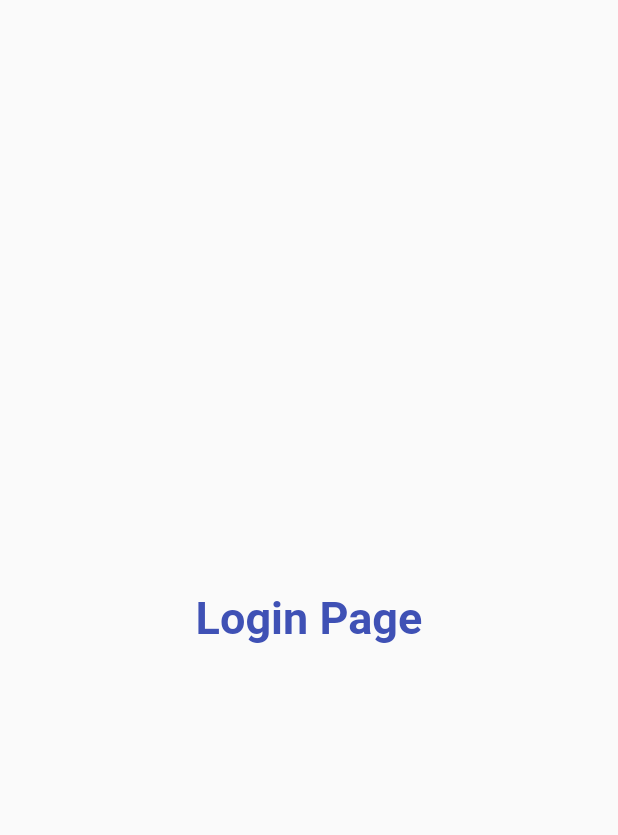
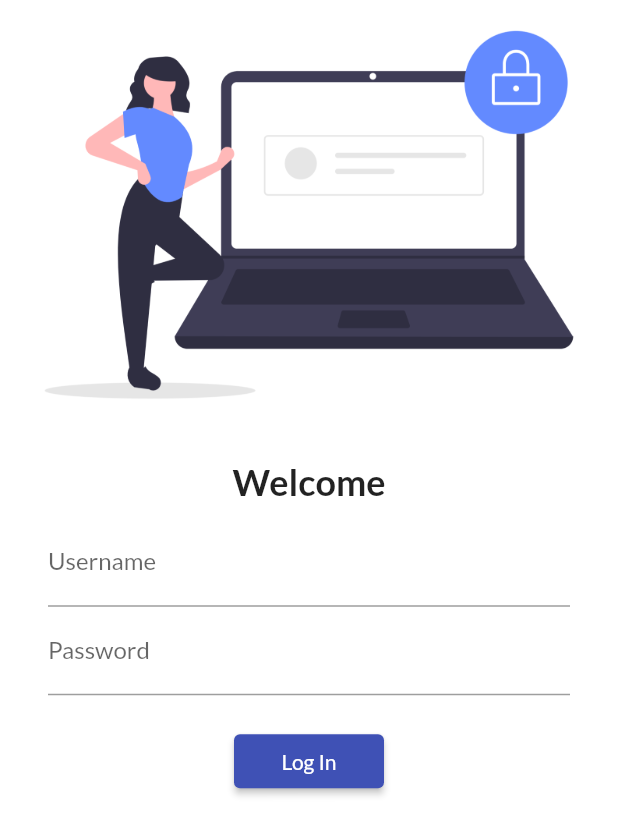
Before and after one commit to AbduRahim-dev/catalog_app, a Flutter app: the screen it shows after launch, on a phone screen of 412 x 824 dp. Shown: the top 835 px of the screen. Run offline on Flutter 3.47's test engine with Material 2 defaults, Android fonts, the phone set to English and light mode, and no system bars; our stand-ins replace google_fonts.

Commit message:
login page updated

```diff
--- a/lib/main.dart
+++ b/lib/main.dart
@@ -1,6 +1,7 @@
 import 'package:flutter/material.dart';
 import 'package:prac_app/pages/home_page.dart';
 import 'package:prac_app/pages/login_page.dart';
+import 'package:google_fonts/google_fonts.dart';
 
 void main() {
   runApp(MyApp());
@@ -16,12 +17,11 @@ class MyApp extends StatelessWidget {
       themeMode: ThemeMode.light,
       theme: ThemeData(
         primarySwatch: Colors.indigo,
+        fontFamily: GoogleFonts.lato().fontFamily,
       ),
       darkTheme: ThemeData(brightness: Brightness.dark),
       // home: HomePage(),
-      routes: {
-        '/': (context) => LoginPage(),
-        '/home': (context) => HomePage()},
+      routes: {'/': (context) => LoginPage(), '/home': (context) => HomePage()},
     );
   }
 }
--- a/lib/pages/login_page.dart
+++ b/lib/pages/login_page.dart
@@ -5,13 +5,46 @@ class LoginPage extends StatelessWidget {
 
   @override
   Widget build(BuildContext context) {
-    return const Material(
-      child: Center(
-          child: Text(
-        "Login Page",
-        style: TextStyle(
-            fontSize: 30, fontWeight: FontWeight.bold, color: Colors.indigo),
-      )),
-    );
+    return Material(
+        color: Colors.white,
+        child: Column(
+          children: [
+            Image.asset('assets/images/login_img.png'),
+            SizedBox(
+              height: 20,
+            ),
+            Text(
+              "Welcome",
+              style: TextStyle(fontSize: 24, fontWeight: FontWeight.bold),
+            ),
+            Padding(
+              padding: const EdgeInsets.symmetric(vertical: 10, horizontal: 32),
+              child: Column(
+                children: [
+                  TextFormField(
+                    decoration: InputDecoration(
+                        labelText: 'Username', hintText: 'Enter Username'),
+                  ),
+                  TextFormField(
+                    obscureText: true,
+                    decoration: InputDecoration(
+                        labelText: "Password", hintText: "Enter Password"),
+                  ),
+                  SizedBox(
+                    height: 20,
+                  ),
+                  ElevatedButton(
+                      onPressed: () {
+                        print('Rahim logged in');
+                      },
+                      style: ElevatedButton.styleFrom(
+                          foregroundColor: Colors.white,
+                          fixedSize: Size(100, 20)),
+                      child: Text("Log In"))
+                ],
+              ),
+            )
+          ],
+        ));
   }
 }
--- a/pubspec.yaml
+++ b/pubspec.yaml
@@ -34,6 +34,7 @@ dependencies:
   # The following adds the Cupertino Icons font to your application.
   # Use with the CupertinoIcons class for iOS style icons.
   cupertino_icons: ^1.0.2
+  google_fonts: ^3.0.1
 
 dev_dependencies:
   flutter_test:
```
Also changed, not shown: assets/images/flutter-test.jpg (deleted), assets/images/login_img.png (added), pubspec.lock, 233 other files.
